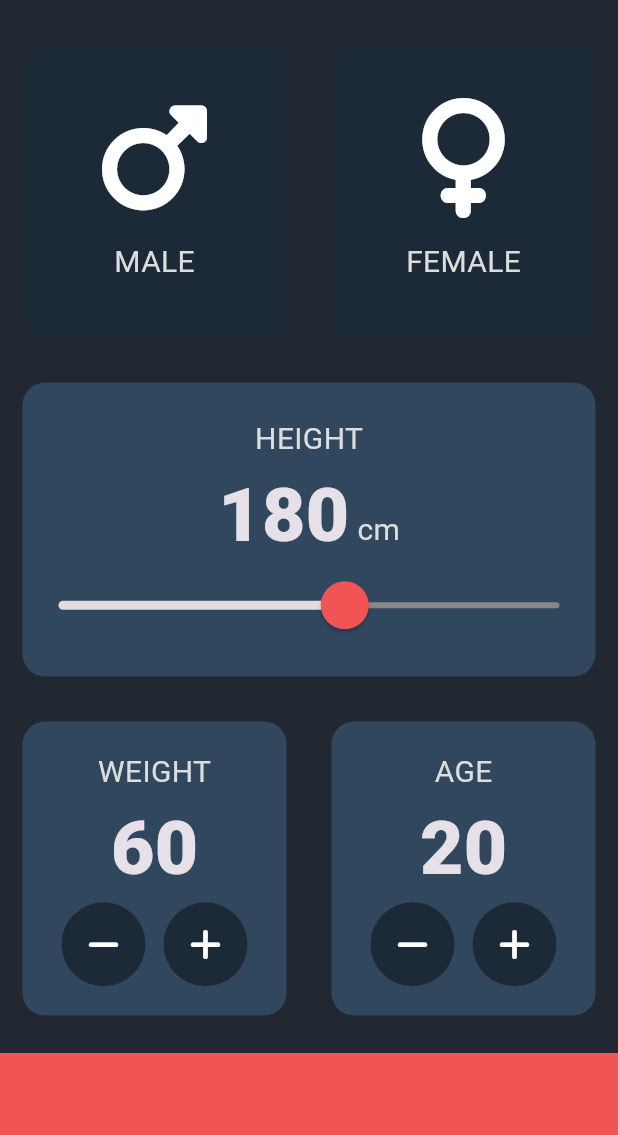
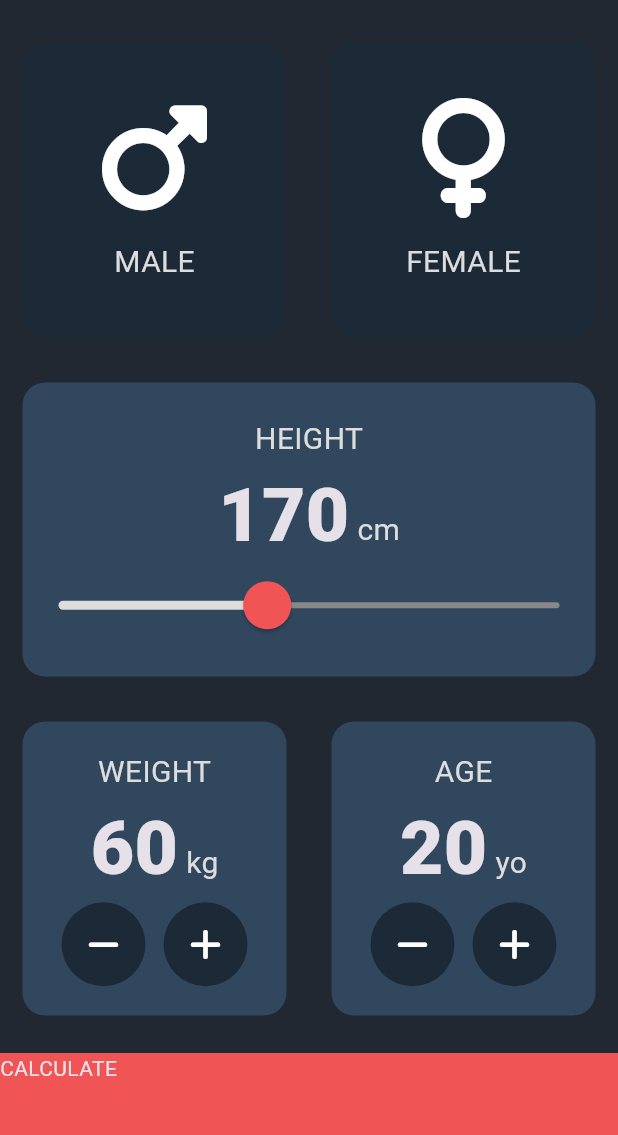
Before and after one commit to UnknownVisuals/bmi_calculator, a Flutter app: the screen it shows after launch, on a phone screen of 412 x 824 dp, the part 63-1198 px from its top. Run offline on Flutter 3.47's test engine with Material 3 defaults, Android fonts, the phone set to English and light mode, and no system bars; our stand-ins replace font_awesome_flutter.

```diff
--- a/lib/constants.dart
+++ b/lib/constants.dart
@@ -1,7 +1,7 @@
 import 'package:flutter/material.dart';
 
 const kBottomContainerHeight = 80.0;
-const kAppBarBackgroundColor = Color(0xFF222831);
+const kBackgroundColor = Color(0xFF222831);
 const kActiveCardColor = Color(0xFF30475E);
 const kInactiveCardColor = Color.fromARGB(255, 28, 41, 54);
 const kBottomContainerColor = Color(0xFFF05454);
--- a/lib/input_page.dart
+++ b/lib/input_page.dart
@@ -1,4 +1,5 @@
 import 'package:flutter/material.dart';
+import 'package:flutter/widgets.dart';
 import 'package:font_awesome_flutter/font_awesome_flutter.dart';
 import 'package:bmi_calculator/reusable_card.dart';
 import 'package:bmi_calculator/icon_content.dart';
@@ -19,7 +20,7 @@ class InputPage extends StatefulWidget {
 
 class _InputPageState extends State<InputPage> {
   Gender? selectedGender;
-  int height = 180;
+  int height = 170;
   int weight = 60;
   int age = 20;
 
@@ -27,7 +28,7 @@ class _InputPageState extends State<InputPage> {
   Widget build(BuildContext context) {
     return Scaffold(
       appBar: AppBar(
-        backgroundColor: kAppBarBackgroundColor,
+        backgroundColor: kBackgroundColor,
         title: const Text('REY BMI Calculator'),
       ),
       body: Column(
@@ -43,9 +44,7 @@ class _InputPageState extends State<InputPage> {
                         selectedGender = Gender.male;
                       });
                     },
-                    colour: selectedGender == Gender.male
-                        ? kActiveCardColor
-                        : kInactiveCardColor,
+                    colour: selectedGender == Gender.male ? kActiveCardColor : kInactiveCardColor,
                     cardChild: const IconContent(
                       icon: FontAwesomeIcons.mars,
                       label: "MALE",
@@ -59,9 +58,7 @@ class _InputPageState extends State<InputPage> {
                         selectedGender = Gender.female;
                       });
                     },
-                    colour: selectedGender == Gender.female
-                        ? kActiveCardColor
-                        : kInactiveCardColor,
+                    colour: selectedGender == Gender.female ? kActiveCardColor : kInactiveCardColor,
                     cardChild: const IconContent(
                       icon: FontAwesomeIcons.venus,
                       label: "FEMALE",
@@ -111,7 +108,7 @@ class _InputPageState extends State<InputPage> {
                     ),
                     child: Slider(
                       value: height.toDouble(),
-                      min: 100.0,
+                      min: 120.0,
                       max: 240.0,
                       onChanged: (double newValue) {
                         setState(() {
@@ -137,9 +134,20 @@ class _InputPageState extends State<InputPage> {
                           'WEIGHT',
                           style: kLabelTextStyle,
                         ),
+                        Row(
+                          mainAxisAlignment: MainAxisAlignment.center,
+                          crossAxisAlignment: CrossAxisAlignment.baseline,
+                          textBaseline: TextBaseline.alphabetic,
+                          children: <Widget>[
                             Text(
                               weight.toString(),
                               style: kNumberTextStyle,
+                            ),
+                            const Text(
+                              ' kg',
+                              style: kLabelTextStyle,
+                            ),
+                          ],
                         ),
                         Row(
                           mainAxisAlignment: MainAxisAlignment.center,
@@ -179,9 +187,20 @@ class _InputPageState extends State<InputPage> {
                           'AGE',
                           style: kLabelTextStyle,
                         ),
+                        Row(
+                          mainAxisAlignment: MainAxisAlignment.center,
+                          crossAxisAlignment: CrossAxisAlignment.baseline,
+                          textBaseline: TextBaseline.alphabetic,
+                          children: <Widget>[
                             Text(
                               age.toString(),
                               style: kNumberTextStyle,
+                            ),
+                            const Text(
+                              ' yo',
+                              style: kLabelTextStyle,
+                            ),
+                          ],
                         ),
                         Row(
                           mainAxisAlignment: MainAxisAlignment.center,
@@ -214,11 +233,17 @@ class _InputPageState extends State<InputPage> {
               ],
             ),
           ),
-          Container(
+          GestureDetector(
+            onTap: () {
+              Navigator.pushNamed(context, '/result');
+            },
+            child: Container(
               color: kBottomContainerColor,
               margin: const EdgeInsets.only(top: 10.0),
               width: double.infinity,
               height: kBottomContainerHeight,
+              child: const Text('CALCULATE'),
+            ),
           ),
         ],
       ),
--- a/lib/main.dart
+++ b/lib/main.dart
@@ -1,5 +1,7 @@
 import 'package:flutter/material.dart';
 import 'package:bmi_calculator/input_page.dart';
+import 'package:bmi_calculator/constants.dart';
+import 'package:bmi_calculator/result_page.dart';
 
 void main() => runApp(const BMICalculator());
 
@@ -10,10 +12,13 @@ class BMICalculator extends StatelessWidget {
   Widget build(BuildContext context) {
     return MaterialApp(
       theme: ThemeData.dark().copyWith(
-        primaryColor: const Color(0xFF222831),
-        scaffoldBackgroundColor: const Color(0xFF222831),
+        scaffoldBackgroundColor: kBackgroundColor,
       ),
-      home: const InputPage(),
+      initialRoute: '/',
+      routes: {
+        '/': (context) => const InputPage(),
+        '/result': (context) => const ResultPage(),
+      },
     );
   }
 }
```
Also changed, not shown: lib/result_page.dart (added, +29 -0 lines). Lines whose indentation alone changed are shown as unchanged.
